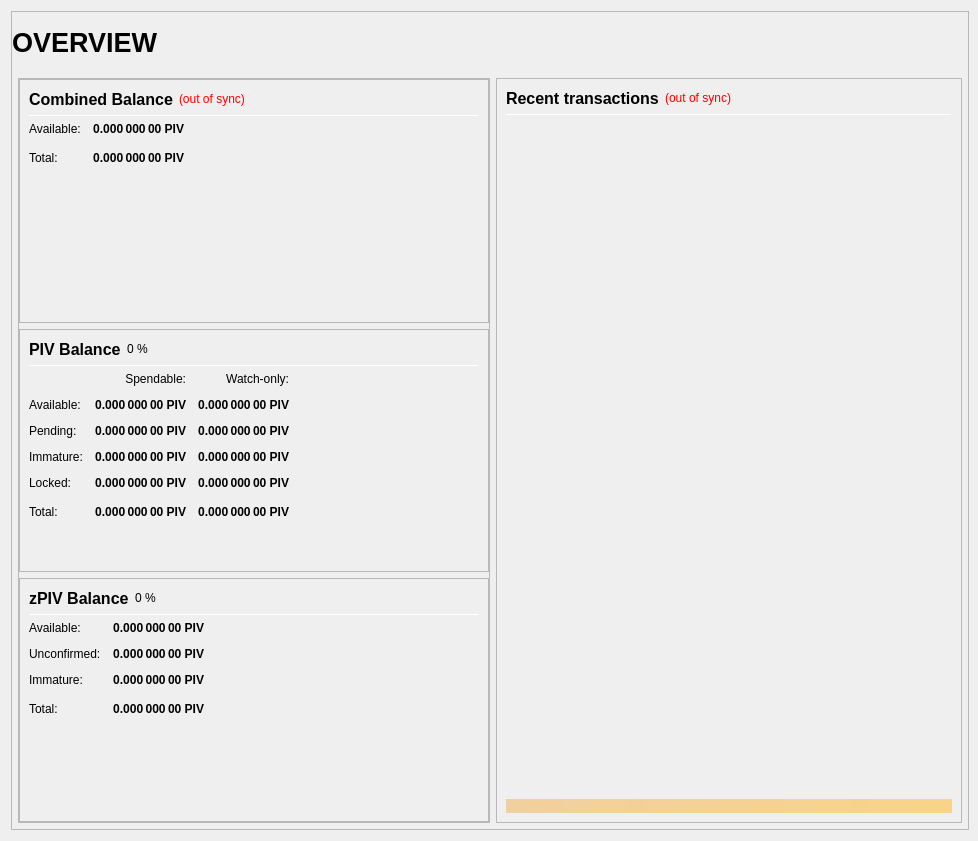
Qt form src/qt/forms/overviewpage.ui (private-datagram/pdg-core) before a commit.
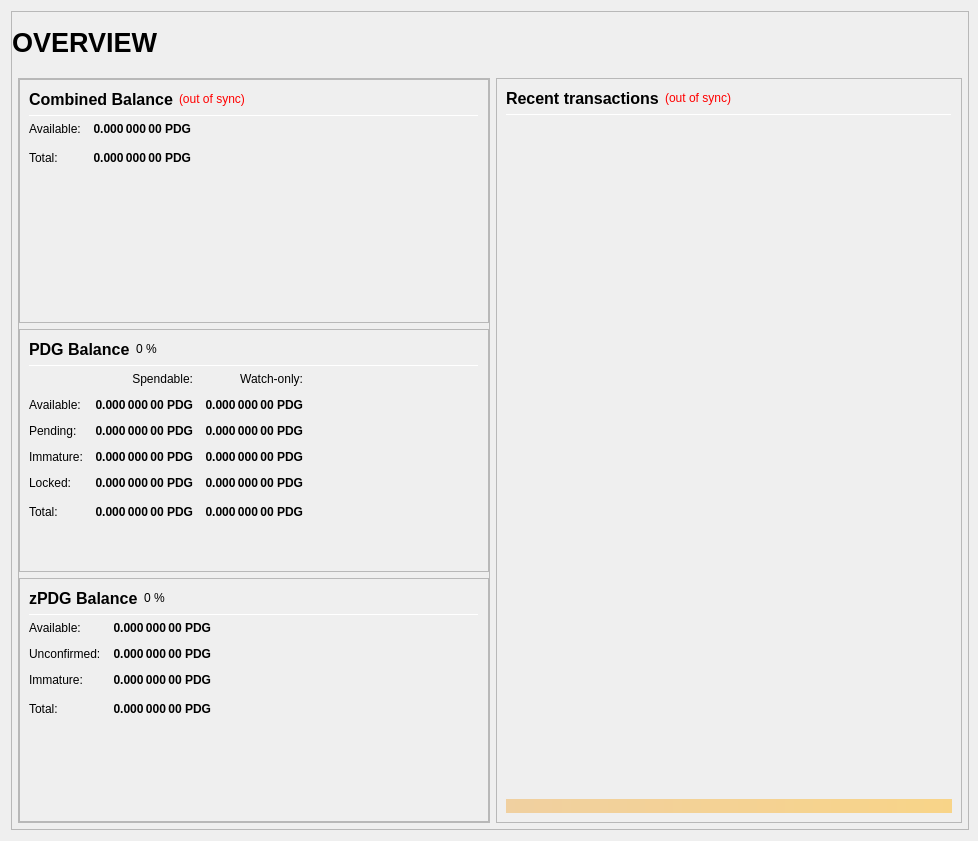
The same form after that commit.

Diff of the .ui file:
```diff
--- a/src/qt/forms/overviewpage.ui
+++ b/src/qt/forms/overviewpage.ui
@@ -333,7 +333,7 @@
                           <string>Your current spendable balance</string>
                          </property>
                          <property name="text">
-                          <string notr="true">0.000 000 00 PIV</string>
+                          <string notr="true">0.000 000 00 PDG</string>
                          </property>
                          <property name="alignment">
                           <set>Qt::AlignRight|Qt::AlignTrailing|Qt::AlignVCenter</set>
@@ -365,7 +365,7 @@
                           <string>Total Balance, including all unavailable coins.</string>
                          </property>
                          <property name="text">
-                          <string notr="true">0.000 000 00 PIV</string>
+                          <string notr="true">0.000 000 00 PDG</string>
                          </property>
                          <property name="alignment">
                           <set>Qt::AlignRight|Qt::AlignTrailing|Qt::AlignVCenter</set>
@@ -433,7 +433,7 @@
                           </font>
                          </property>
                          <property name="text">
-                          <string>PIV Balance</string>
+                          <string>PDG Balance</string>
                          </property>
                         </widget>
                        </item>
@@ -525,7 +525,7 @@
                           <string>Your current spendable balance</string>
                          </property>
                          <property name="text">
-                          <string notr="true">0.000 000 00 PIV</string>
+                          <string notr="true">0.000 000 00 PDG</string>
                          </property>
                          <property name="alignment">
                           <set>Qt::AlignRight|Qt::AlignTrailing|Qt::AlignVCenter</set>
@@ -550,7 +550,7 @@
                           <string>Your current balance in watch-only addresses</string>
                          </property>
                          <property name="text">
-                          <string notr="true">0.000 000 00 PIV</string>
+                          <string notr="true">0.000 000 00 PDG</string>
                          </property>
                          <property name="alignment">
                           <set>Qt::AlignRight|Qt::AlignTrailing|Qt::AlignVCenter</set>
@@ -582,7 +582,7 @@
                           <string>Total of transactions that have yet to be confirmed, and do not yet count toward the spendable balance</string>
                          </property>
                          <property name="text">
-                          <string notr="true">0.000 000 00 PIV</string>
+                          <string notr="true">0.000 000 00 PDG</string>
                          </property>
                          <property name="alignment">
                           <set>Qt::AlignRight|Qt::AlignTrailing|Qt::AlignVCenter</set>
@@ -607,7 +607,7 @@
                           <string>Unconfirmed transactions to watch-only addresses</string>
                          </property>
                          <property name="text">
-                          <string notr="true">0.000 000 00 PIV</string>
+                          <string notr="true">0.000 000 00 PDG</string>
                          </property>
                          <property name="alignment">
                           <set>Qt::AlignRight|Qt::AlignTrailing|Qt::AlignVCenter</set>
@@ -639,7 +639,7 @@
                           <string>Staked or masternode rewards that has not yet matured</string>
                          </property>
                          <property name="text">
-                          <string notr="true">0.000 000 00 PIV</string>
+                          <string notr="true">0.000 000 00 PDG</string>
                          </property>
                          <property name="alignment">
                           <set>Qt::AlignRight|Qt::AlignTrailing|Qt::AlignVCenter</set>
@@ -664,7 +664,7 @@
                           <string>Staked or masternode rewards in watch-only addresses that has not yet matured</string>
                          </property>
                          <property name="text">
-                          <string notr="true">0.000 000 00 PIV</string>
+                          <string notr="true">0.000 000 00 PDG</string>
                          </property>
                          <property name="alignment">
                           <set>Qt::AlignRight|Qt::AlignTrailing|Qt::AlignVCenter</set>
@@ -699,7 +699,7 @@
                           <string>Locked PIV or Masternode collaterals. These are excluded from zPIV minting.</string>
                          </property>
                          <property name="text">
-                          <string notr="true">0.000 000 00 PIV</string>
+                          <string notr="true">0.000 000 00 PDG</string>
                          </property>
                          <property name="alignment">
                           <set>Qt::AlignRight|Qt::AlignTrailing|Qt::AlignVCenter</set>
@@ -724,7 +724,7 @@
                           <string>Current locked balance in watch-only addresses</string>
                          </property>
                          <property name="text">
-                          <string notr="true">0.000 000 00 PIV</string>
+                          <string notr="true">0.000 000 00 PDG</string>
                          </property>
                          <property name="alignment">
                           <set>Qt::AlignRight|Qt::AlignTrailing|Qt::AlignVCenter</set>
@@ -759,7 +759,7 @@
                           <string>Your current PIVX balance, unconfirmed and immature transactions included</string>
                          </property>
                          <property name="text">
-                          <string notr="true">0.000 000 00 PIV</string>
+                          <string notr="true">0.000 000 00 PDG</string>
                          </property>
                          <property name="alignment">
                           <set>Qt::AlignRight|Qt::AlignTrailing|Qt::AlignVCenter</set>
@@ -784,7 +784,7 @@
                           <string>Current total balance in watch-only addresses</string>
                          </property>
                          <property name="text">
-                          <string notr="true">0.000 000 00 PIV</string>
+                          <string notr="true">0.000 000 00 PDG</string>
                          </property>
                          <property name="alignment">
                           <set>Qt::AlignRight|Qt::AlignTrailing|Qt::AlignVCenter</set>
@@ -852,7 +852,7 @@
                           </font>
                          </property>
                          <property name="text">
-                          <string>zPIV Balance</string>
+                          <string>zPDG Balance</string>
                          </property>
                         </widget>
                        </item>
@@ -926,7 +926,7 @@
 These zPIV are spendable.</string>
                          </property>
                          <property name="text">
-                          <string notr="true">0.000 000 00 PIV</string>
+                          <string notr="true">0.000 000 00 PDG</string>
                          </property>
                          <property name="alignment">
                           <set>Qt::AlignRight|Qt::AlignTrailing|Qt::AlignVCenter</set>
@@ -957,7 +957,7 @@
 Immature: confirmed, but less than 1 mint of the same denomination after it was minted</string>
                          </property>
                          <property name="text">
-                          <string notr="true">0.000 000 00 PIV</string>
+                          <string notr="true">0.000 000 00 PDG</string>
                          </property>
                          <property name="alignment">
                           <set>Qt::AlignRight|Qt::AlignTrailing|Qt::AlignVCenter</set>
@@ -988,7 +988,7 @@
 Immature: confirmed, but less than 1 mint of the same denomination after it was minted</string>
                          </property>
                          <property name="text">
-                          <string notr="true">0.000 000 00 PIV</string>
+                          <string notr="true">0.000 000 00 PDG</string>
                          </property>
                          <property name="alignment">
                           <set>Qt::AlignRight|Qt::AlignTrailing|Qt::AlignVCenter</set>
@@ -1020,7 +1020,7 @@
                           <string>Your current zPIV balance, unconfirmed and immature zPIV included.</string>
                          </property>
                          <property name="text">
-                          <string notr="true">0.000 000 00 PIV</string>
+                          <string notr="true">0.000 000 00 PDG</string>
                          </property>
                          <property name="alignment">
                           <set>Qt::AlignRight|Qt::AlignTrailing|Qt::AlignVCenter</set>
```
Left out of the diff: 20 changed lines with no effect on the pictures.
